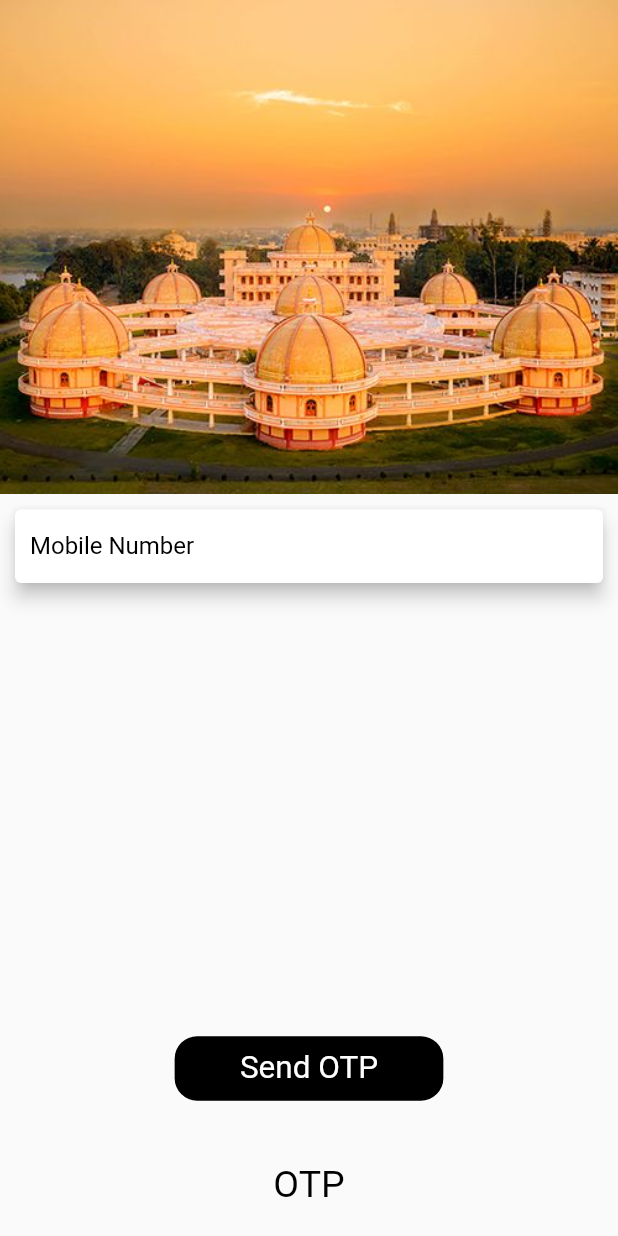
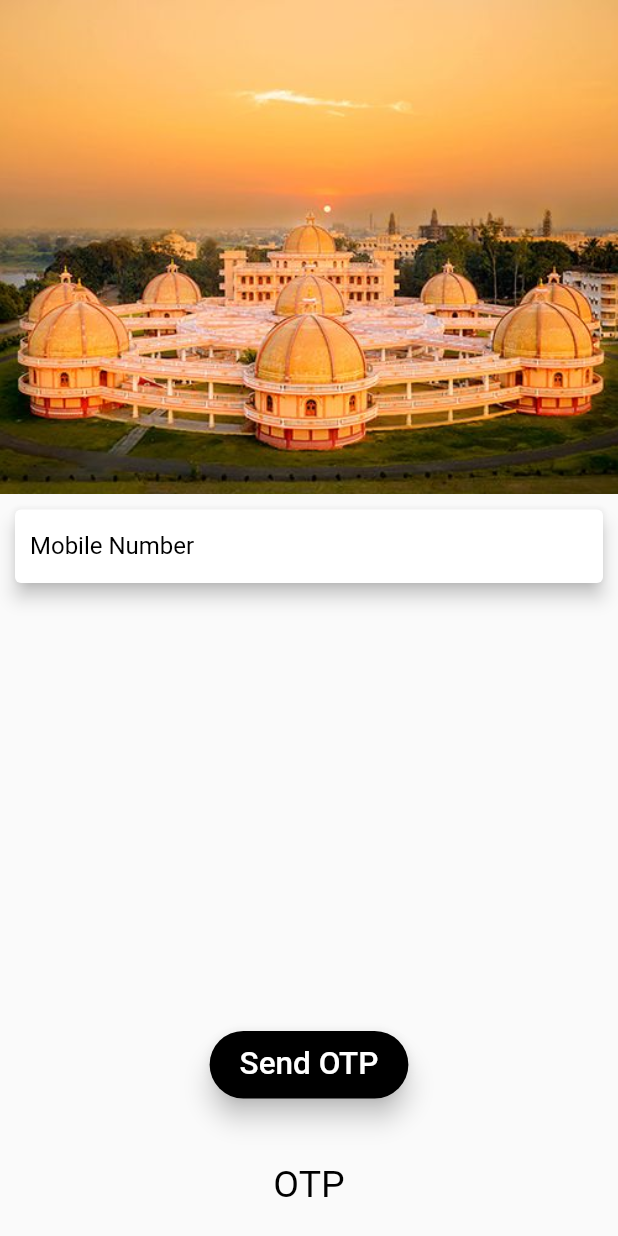
Before and after one commit to ThugsOfFirangistan/MIT_Hostel, a Flutter app: the screen it shows after launch, after a tap on "Sign Up", on a phone screen of 412 x 824 dp. Run offline on Flutter 3.47's test engine with Material 2 defaults, Android fonts, the phone set to English and light mode, and no system bars; our stand-ins replace firebase_auth; accounts and stored records are empty; network calls fail.

```diff
--- a/lib/OnBoarding.dart
+++ b/lib/OnBoarding.dart
@@ -1,8 +1,7 @@
 import "package:flutter/material.dart";
 import 'package:mit_hostel/GuestSignIn.dart';
-import 'package:mit_hostel/GuestSignUp.dart';
 import 'package:mit_hostel/MitButton.dart';
-import 'package:mit_hostel/Otp.dart';
+import 'package:mit_hostel/OtpAuth.dart';
 import 'package:mit_hostel/UserSignIn.dart';
 
 class OnBoarding extends StatelessWidget {
@@ -80,7 +79,7 @@ class OnBoarding extends StatelessWidget {
                         ),
                         textColor: Colors.white,
                         buttonText: 'Sign Up',
-                        onTap: Otp(),
+                        onTap: OtpAuth(),
                         width: MediaQuery.of(context).size.width / 4,
                       ),
                     ],
--- a/lib/Otp.dart
+++ /dev/null
@@ -1,64 +0,0 @@
-import "package:flutter/material.dart";
-import 'package:mit_hostel/Dashboard.dart';
-import 'package:mit_hostel/GuestSignUp.dart';
-import 'package:mit_hostel/MitButton.dart';
-
-class Otp extends StatelessWidget {
-  @override
-  Widget build(BuildContext context) {
-    return SafeArea(
-      child: Scaffold(
-        resizeToAvoidBottomPadding: false,
-        body: Column(
-          children: <Widget>[
-            Container(
-              height: 0.4 * MediaQuery.of(context).size.height,
-              child: Image.asset(
-                "assets/sangeet-kala.jpg",
-                fit: BoxFit.fitHeight,
-              ),
-            ),
-            Card(
-              margin: EdgeInsets.all(10),
-              elevation: 5,
-              color: Colors.white,
-              child: TextField(
-                style: TextStyle(
-                    color: Colors.white, decoration: TextDecoration.none),
-                showCursor: false,
-                decoration: new InputDecoration(
-                    contentPadding:
-                        EdgeInsets.symmetric(vertical: 15, horizontal: 10),
-                    border: InputBorder.none,
-                    hintText: 'Mobile Number',
-                    hintStyle: TextStyle(color: Colors.black)),
-              ),
-            ),
-            Spacer(),
-            MitButton(
-              buttonColor: Colors.black,
-              border: null,
-              buttonText: 'Send OTP',
-              onTap: GuestSignUp(),
-              width: MediaQuery.of(context).size.width / 2.3,
-              textColor: Colors.white,
-            ),
-            SizedBox(
-              height: 0.05 * MediaQuery.of(context).size.height,
-            ),
-            Text(
-              "OTP",
-              style: TextStyle(
-                  color: Colors.black,
-                  fontSize: 25,
-                  fontWeight: FontWeight.w400),
-            ),
-            SizedBox(
-              height: 20,
-            )
-          ],
-        ),
-      ),
-    );
-  }
-}
--- /dev/null
+++ b/lib/OtpAuth.dart
@@ -0,0 +1,153 @@
+import 'dart:async';
+import 'package:flutter/material.dart';
+import 'package:firebase_auth/firebase_auth.dart';
+
+class OtpAuth extends StatefulWidget {
+  @override
+  _OtpAuthState createState() => new _OtpAuthState();
+}
+
+class _OtpAuthState extends State<OtpAuth> {
+  String phoneNo;
+  String smsCode;
+  String verificationId;
+
+  Future<void> verifyPhone() async {
+    final PhoneCodeAutoRetrievalTimeout autoRetrieve = (String verId) {
+      this.verificationId = verId;
+    };
+
+    final PhoneCodeSent smsCodeSent = (String verId, [int forceCodeResend]) {
+      this.verificationId = verId;
+      smsCodeDialog(context).then((value) {
+        print('Signed in');
+      });
+    };
+
+    final PhoneVerificationCompleted verifiedSuccess = (AuthCredential user) {
+      print('verified');
+    };
+
+    final PhoneVerificationFailed veriFailed = (AuthException exception) {
+      print('${exception.message}');
+    };
+
+    await FirebaseAuth.instance.verifyPhoneNumber(
+        phoneNumber: this.phoneNo,
+        codeAutoRetrievalTimeout: autoRetrieve,
+        codeSent: smsCodeSent,
+        timeout: const Duration(seconds: 5),
+        verificationCompleted: verifiedSuccess,
+        verificationFailed: veriFailed);
+  }
+
+  Future<bool> smsCodeDialog(BuildContext context) {
+    return showDialog(
+        context: context,
+        barrierDismissible: false,
+        builder: (BuildContext context) {
+          return new AlertDialog(
+            title: Text('Enter sms Code'),
+            content: TextField(
+              onChanged: (value) {
+                this.smsCode = value;
+              },
+            ),
+            contentPadding: EdgeInsets.all(10.0),
+            actions: <Widget>[
+              new FlatButton(
+                child: Text('Done'),
+                onPressed: () {
+                  FirebaseAuth.instance.currentUser().then((user) {
+                    if (user != null) {
+                      Navigator.of(context).pop();
+                      Navigator.of(context).pushReplacementNamed('/guestsign');
+                    } else {
+                      Navigator.of(context).pop();
+                      signIn();
+                    }
+                  });
+                },
+              )
+            ],
+          );
+        });
+  }
+
+  signIn() {
+    final AuthCredential credential = PhoneAuthProvider.getCredential(
+      verificationId: verificationId,
+      smsCode: smsCode,
+    );
+    FirebaseAuth.instance.signInWithCredential(credential).then((user) {
+      Navigator.of(context).pushReplacementNamed('/guestsign');
+    }).catchError((e) {
+      print(e);
+    });
+  }
+
+  @override
+  Widget build(BuildContext context) {
+    return SafeArea(
+      child: Scaffold(
+        resizeToAvoidBottomPadding: false,
+        body: Column(
+          children: <Widget>[
+            Container(
+              height: 0.4 * MediaQuery.of(context).size.height,
+              child: Image.asset(
+                "assets/sangeet-kala.jpg",
+                fit: BoxFit.fitHeight,
+              ),
+            ),
+            Card(
+              margin: EdgeInsets.all(10),
+              elevation: 5,
+              color: Colors.white,
+              child: TextField(
+                onChanged: (value) {
+                  this.phoneNo = value;
+                },
+                style: TextStyle(
+                    color: Colors.black, decoration: TextDecoration.none),
+                showCursor: false,
+                decoration: new InputDecoration(
+                    contentPadding:
+                        EdgeInsets.symmetric(vertical: 15, horizontal: 10),
+                    border: InputBorder.none,
+                    hintText: 'Mobile Number',
+                    hintStyle: TextStyle(color: Colors.black)),
+              ),
+            ),
+            Spacer(),
+            RaisedButton(
+              padding: EdgeInsets.symmetric(horizontal: 20, vertical: 10),
+              onPressed: verifyPhone,
+              child: Text(
+                'Send OTP',
+                style: TextStyle(fontSize: 21),
+              ),
+              textColor: Colors.white,
+              elevation: 7.0,
+              color: Colors.black,
+              shape: StadiumBorder(),
+            ),
+            SizedBox(
+              height: 0.05 * MediaQuery.of(context).size.height,
+            ),
+            Text(
+              "OTP",
+              style: TextStyle(
+                  color: Colors.black,
+                  fontSize: 25,
+                  fontWeight: FontWeight.w400),
+            ),
+            SizedBox(
+              height: 20,
+            )
+          ],
+        ),
+      ),
+    );
+  }
+}
--- a/lib/main.dart
+++ b/lib/main.dart
@@ -1,6 +1,7 @@
 import 'package:flutter/material.dart';
 import 'package:mit_hostel/BookRoom.dart';
 import 'package:mit_hostel/GuestSignIn.dart';
+import 'package:mit_hostel/GuestSignUp.dart';
 import 'package:mit_hostel/Payment.dart';
 import 'package:mit_hostel/onBoarding.dart';
 import 'package:mit_hostel/UserSignIn.dart';
@@ -16,25 +17,21 @@ class MyApp extends StatelessWidget {
         '/signin': (context) => UserSignIn(),
         '/guest': (context) => GuestSignIn(),
         '/bookroom': (context) => BookRoom(),
-        '/payment': (context) => Payment()
+        '/payment': (context) => Payment(),
+        '/guestsign': (context) => GuestSignUp()
       },
     );
   }
 }
 
 class MyHomePage extends StatefulWidget {
-
   @override
   _MyHomePageState createState() => _MyHomePageState();
 }
 
 class _MyHomePageState extends State<MyHomePage> {
-
   @override
   Widget build(BuildContext context) {
-    return Scaffold(
-
-    );
-
+    return Scaffold();
   }
 }
```
Also changed, not shown: pubspec.lock, 1 other file.
